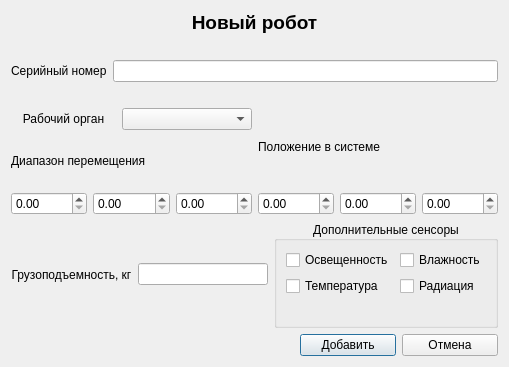
The window that dialogaddrobot.ui (evster-coder/IndustrialRobotSystem) describes before a commit, drawn with Qt 5.
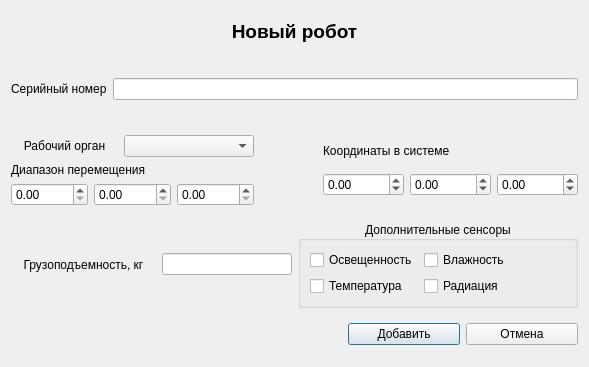
The same window after the commit.

```diff
--- a/dialogaddrobot.ui
+++ b/dialogaddrobot.ui
@@ -6,7 +6,7 @@
    <rect>
     <x>0</x>
     <y>0</y>
-    <width>495</width>
+    <width>589</width>
     <height>367</height>
    </rect>
   </property>
@@ -129,13 +129,25 @@
          <item>
           <layout class="QHBoxLayout" name="horizontalLayout_7">
            <item>
-            <widget class="QDoubleSpinBox" name="doubleSpinBoxRangeX"/>
+            <widget class="QDoubleSpinBox" name="doubleSpinBoxRangeX">
+             <property name="maximum">
+              <double>99999.990000000005239</double>
+             </property>
+            </widget>
            </item>
            <item>
-            <widget class="QDoubleSpinBox" name="doubleSpinBoxRangeY"/>
+            <widget class="QDoubleSpinBox" name="doubleSpinBoxRangeY">
+             <property name="maximum">
+              <double>99999.990000000005239</double>
+             </property>
+            </widget>
            </item>
            <item>
-            <widget class="QDoubleSpinBox" name="doubleSpinBoxRangeZ"/>
+            <widget class="QDoubleSpinBox" name="doubleSpinBoxRangeZ">
+             <property name="maximum">
+              <double>99999.990000000005239</double>
+             </property>
+            </widget>
            </item>
           </layout>
          </item>
@@ -143,25 +155,65 @@
        </item>
       </layout>
      </item>
+     <item>
+      <spacer name="horizontalSpacer_2">
+       <property name="orientation">
+        <enum>Qt::Horizontal</enum>
+       </property>
+       <property name="sizeHint" stdset="0">
+        <size>
+         <width>40</width>
+         <height>20</height>
+        </size>
+       </property>
+      </spacer>
+     </item>
      <item>
       <layout class="QVBoxLayout" name="verticalLayout">
        <item>
         <widget class="QLabel" name="label">
+         <property name="sizePolicy">
+          <sizepolicy hsizetype="Preferred" vsizetype="Fixed">
+           <horstretch>0</horstretch>
+           <verstretch>0</verstretch>
+          </sizepolicy>
+         </property>
          <property name="text">
-          <string>Положение в системе</string>
+          <string>Координаты в системе</string>
          </property>
         </widget>
        </item>
        <item>
         <layout class="QHBoxLayout" name="horizontalLayout_6">
          <item>
-          <widget class="QDoubleSpinBox" name="doubleSpinBoxPosX"/>
+          <widget class="QDoubleSpinBox" name="doubleSpinBoxPosX">
+           <property name="minimum">
+            <double>-99999.000000000000000</double>
+           </property>
+           <property name="maximum">
+            <double>99999.990000000005239</double>
+           </property>
+          </widget>
          </item>
          <item>
-          <widget class="QDoubleSpinBox" name="doubleSpinBoxPosY"/>
+          <widget class="QDoubleSpinBox" name="doubleSpinBoxPosY">
+           <property name="minimum">
+            <double>-99999.000000000000000</double>
+           </property>
+           <property name="maximum">
+            <double>99999.990000000005239</double>
+           </property>
+          </widget>
          </item>
          <item>
-          <widget class="QDoubleSpinBox" name="doubleSpinBoxPosZ"/>
+          <widget class="QDoubleSpinBox" name="doubleSpinBoxPosZ">
+           <property name="minimum">
+            <double>-99999.000000000000000</double>
+           </property>
+           <property name="maximum">
+            <double>99999.990000000005239</double>
+           </property>
+          </widget>
          </item>
         </layout>
        </item>
@@ -203,6 +255,12 @@
      </item>
      <item>
       <widget class="QGroupBox" name="groupBox">
+       <property name="sizePolicy">
+        <sizepolicy hsizetype="Preferred" vsizetype="Fixed">
+         <horstretch>0</horstretch>
+         <verstretch>0</verstretch>
+        </sizepolicy>
+       </property>
        <property name="title">
         <string>Дополнительные сенсоры</string>
        </property>
```
